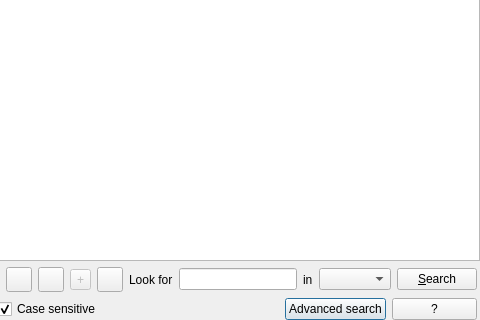
Before: the Qt Designer form src/ui/qgsattributetabledialog.ui in kadas-albireo/kadas-albireo, drawn with Qt 5; both pictures show x 283 to 763 and y 250 to 570 of the 763 by 570 pixel window.
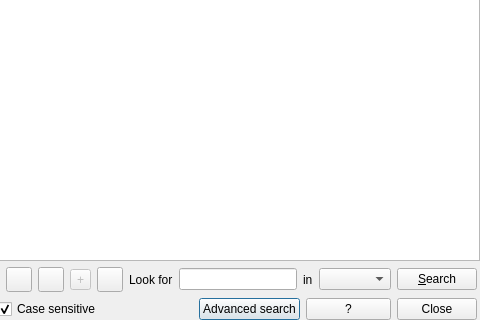
After: the same form once the commit is applied. Icons and pictures are not drawn. Custom widgets are drawn as their Qt base class.

Commit message: added close button to attribute table

What changed in the file:
```diff
--- a/src/ui/qgsattributetabledialog.ui
+++ b/src/ui/qgsattributetabledialog.ui
@@ -98,6 +98,13 @@
        </property>
       </widget>
      </item>
+     <item>
+      <widget class="QPushButton" name="mCloseButton">
+       <property name="text">
+        <string>Close</string>
+       </property>
+      </widget>
+     </item>
     </layout>
    </item>
    <item row="1" column="0">
```
The commit also changes 1 other file.
